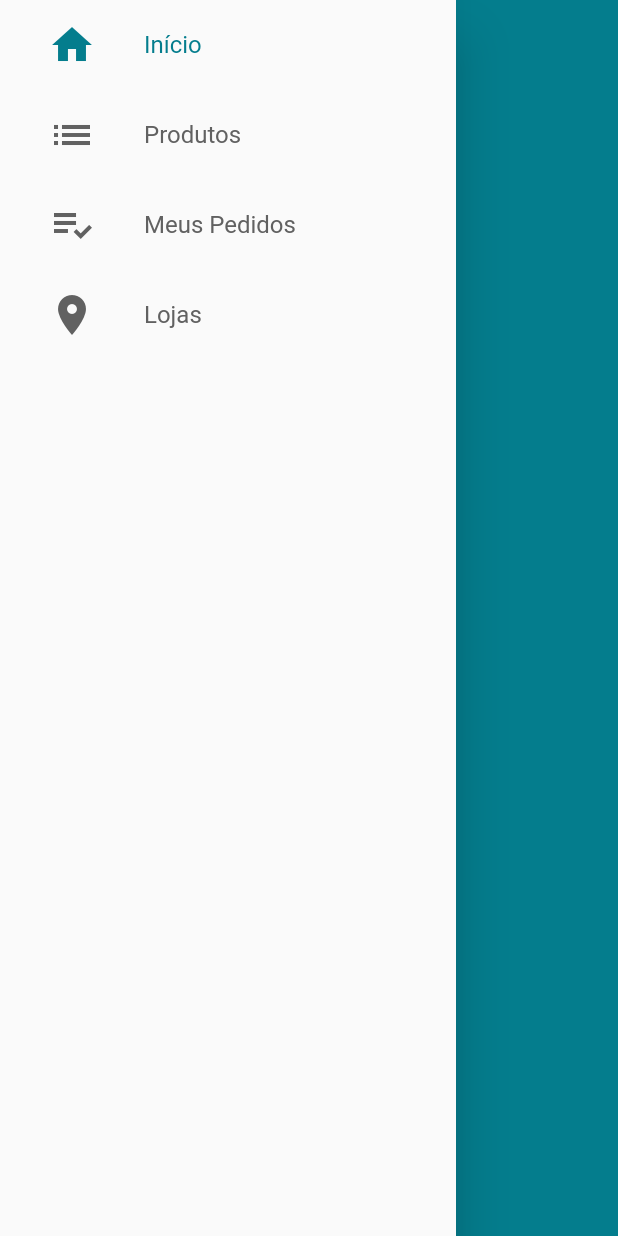
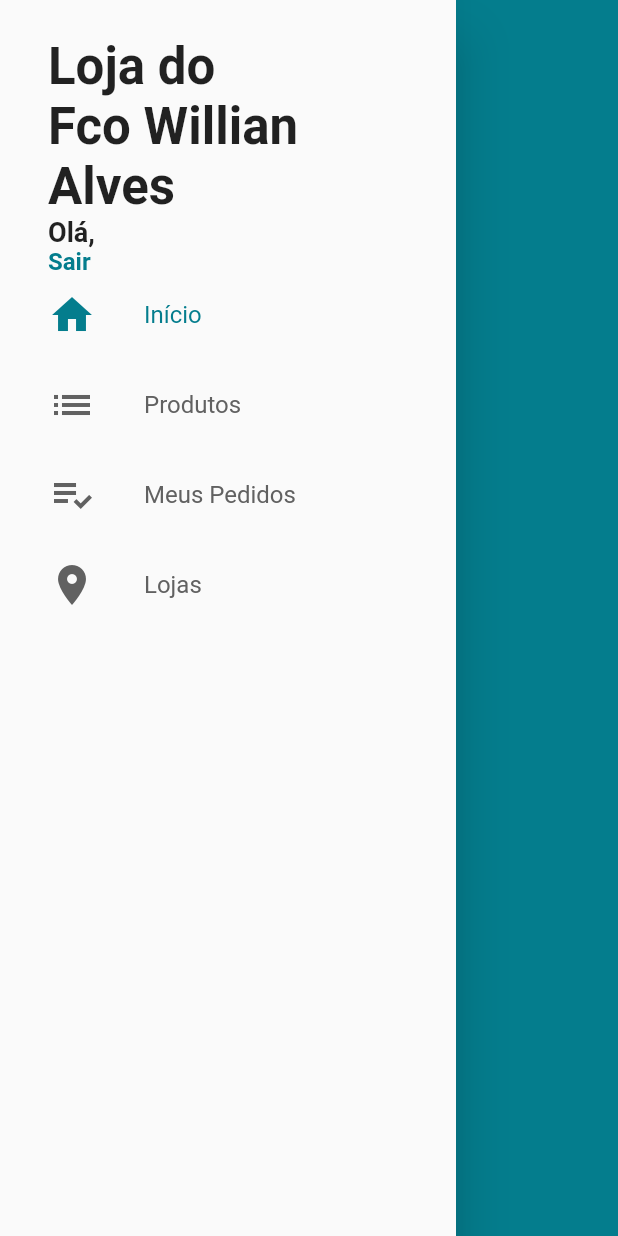
Before and after one commit to alvarofonteles/loja_virtual, a Flutter app: the CustomDrawer widget shown alone on an empty page, opened directly, on a phone screen of 412 x 824 dp. Run offline on Flutter 3.47's test engine with Material 2 defaults, Android fonts, the phone set to English and light mode, and no system bars; our stand-ins replace cloud_firestore, email_validator, firebase_auth, firebase_core; accounts and stored records are empty.

Commit message:
Acessando o Usuário pelo Drawer e Logout

```diff
--- a/lib/common/custom_drawer/custom_drawer.dart
+++ b/lib/common/custom_drawer/custom_drawer.dart
@@ -1,4 +1,5 @@
 import 'package:flutter/material.dart';
+import 'package:loja_virtual/common/custom_drawer/custom_drawer_deader.dart';
 import 'package:loja_virtual/common/custom_drawer/drawer_tile.dart';
 
 class CustomDrawer extends StatelessWidget {
@@ -9,6 +10,7 @@ class CustomDrawer extends StatelessWidget {
     return Drawer(
       child: ListView(
         children: const <Widget>[
+          CustomDrawerHeader(),
           DrawerTile(
             iconData: Icons.home,
             title: 'Início',
--- /dev/null
+++ b/lib/common/custom_drawer/custom_drawer_deader.dart
@@ -0,0 +1,61 @@
+import 'package:flutter/material.dart';
+import 'package:loja_virtual/models/user_manager.dart';
+import 'package:provider/provider.dart';
+
+class CustomDrawerHeader extends StatelessWidget {
+  const CustomDrawerHeader({super.key});
+
+  @override
+  Widget build(BuildContext context) {
+    return Container(
+      padding: const EdgeInsets.fromLTRB(32, 24, 16, 8),
+      height: 180,
+      child: Consumer<UserManager>(
+        builder: (_, userManager, __) {
+          return Column(
+            crossAxisAlignment: CrossAxisAlignment.start,
+            mainAxisAlignment: MainAxisAlignment.spaceAround,
+            children: <Widget>[
+              const Text(
+                'Loja do\nFco Willian Alves',
+                // quebra de linha para nomes grandes
+                overflow: TextOverflow.ellipsis,
+                maxLines: 3,
+                style: TextStyle(
+                  fontSize: 34,
+                  fontWeight: FontWeight.bold,
+                ),
+              ),
+              Text(
+                'Olá, ${userManager.user?.name ?? ''}',
+                overflow: TextOverflow.ellipsis,
+                maxLines: 3,
+                style: const TextStyle(
+                  fontSize: 18,
+                  fontWeight: FontWeight.bold,
+                ),
+              ),
+              GestureDetector(
+                onTap: () {
+                  if (userManager.isLoggedIn) {
+                    userManager.signOut();
+                  } else {
+                    Navigator.of(context).pushNamed('/login');
+                  }
+                },
+                child: Text(
+                  userManager.isLoggedIn ? 'Sair' : 'Entre ou cadastre-se >',
+                  style: TextStyle(
+                    color: Theme.of(context).primaryColor,
+                    fontSize: 16,
+                    fontWeight: FontWeight.bold,
+                  ),
+                ),
+              ),
+            ],
+          );
+        },
+      ),
+    );
+  }
+}
--- a/lib/screens/base/base_screen.dart
+++ b/lib/screens/base/base_screen.dart
@@ -20,7 +20,7 @@ class BaseScreen extends StatelessWidget {
         // não mover ao arrastar para o lado
         physics: const NeverScrollableScrollPhysics(),
         children: <Widget>[
-          const LoginSreen(),
+          // const LoginSreen(),
           Scaffold(
             drawer: const CustomDrawer(),
             appBar: AppBar(
--- a/lib/screens/login/login_screen.dart
+++ b/lib/screens/login/login_screen.dart
@@ -118,7 +118,7 @@ class LoginSreen extends StatelessWidget {
                                     },
                                     onSucess: () {
                                       // debugPrint('Sucesso.');
-                                      // TODO: FECHAR TELA DE LOGIN
+                                      Navigator.of(context).pop();
                                     });
                               }
                             },
--- a/lib/screens/signup/signup_screen.dart
+++ b/lib/screens/signup/signup_screen.dart
@@ -110,8 +110,7 @@ class SignUpScreen extends StatelessWidget {
                         context.read<UserManager>().signUp(
                               user: user,
                               onSucess: () {
-                                debugPrint('Sucesso');
-                                // TODO: POP
+                                Navigator.of(context).pop();
                               },
                               onFail: (e) {
                                 ScaffoldMessenger.of(context).showSnackBar(
```
Also changed, not shown: lib/main.dart (+7 -0 lines), lib/models/user_manager.dart (+10 -2 lines).
